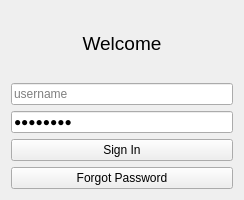
Above: src/main/python/ui/login.ui from davidboutelier/QDB before the change. Below: the same form after it.
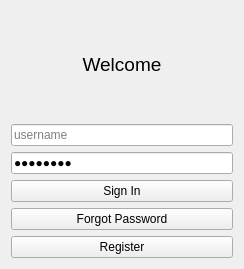
That is the form after the change.

Commit message: add new user window

Diff of the .ui file:
```diff
--- a/src/main/python/ui/login.ui
+++ b/src/main/python/ui/login.ui
@@ -7,7 +7,7 @@
     <x>0</x>
     <y>0</y>
     <width>244</width>
-    <height>200</height>
+    <height>269</height>
    </rect>
   </property>
   <property name="windowTitle">
@@ -101,6 +101,13 @@
      </property>
     </widget>
    </item>
+   <item>
+    <widget class="QPushButton" name="register_button">
+     <property name="text">
+      <string>Register</string>
+     </property>
+    </widget>
+   </item>
   </layout>
  </widget>
  <resources/>
```
The commit also changes 2 other files.
